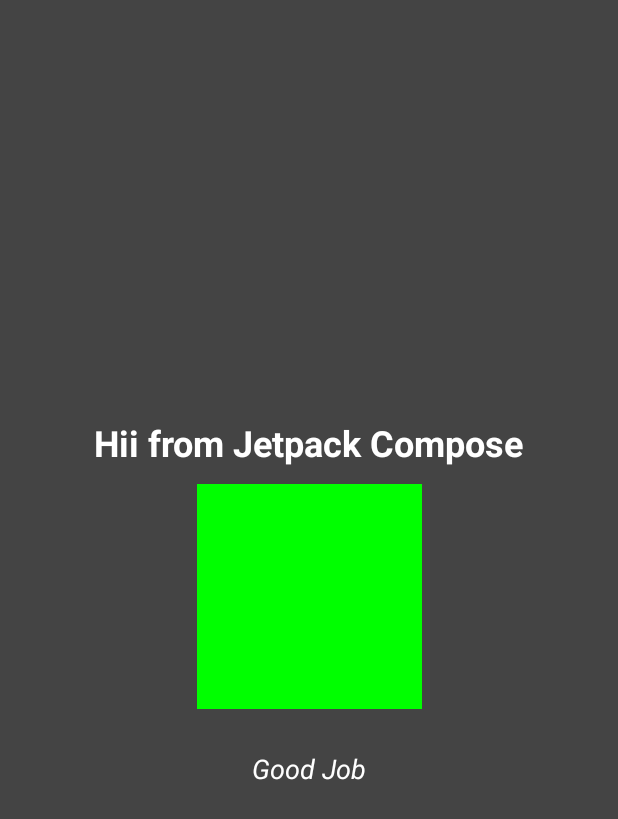
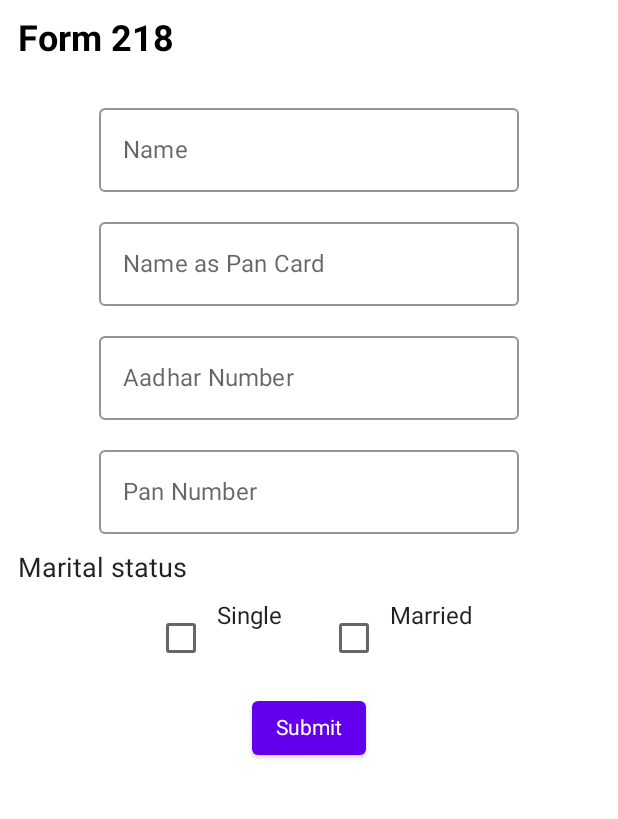
Before and after one commit to sk123411/compose-practice, an Android app built with Jetpack Compose: the screen it shows after launch (MainActivity), on a phone screen of 412 x 824 dp. Shown: the top 819 px of the screen. Run offline under Robolectric (Android 15) with nearby library versions, the phone set to English and light mode, and no system bars.

Commit message:
worked on compose mutable state changes and ui changes , worked on data handing with user inputs

```diff
--- a/app/src/main/java/com/example/composepractice/MainActivity.kt
+++ b/app/src/main/java/com/example/composepractice/MainActivity.kt
@@ -1,25 +1,30 @@
 package com.example.composepractice
 
+import android.content.Context
 import android.os.Bundle
+import android.widget.Toast
 import androidx.activity.ComponentActivity
 import androidx.activity.compose.setContent
 import androidx.compose.foundation.background
 import androidx.compose.foundation.layout.*
-import androidx.compose.material.MaterialTheme
-import androidx.compose.material.Surface
-import androidx.compose.material.Text
-import androidx.compose.runtime.Composable
+import androidx.compose.foundation.text.KeyboardOptions
+import androidx.compose.material.*
+import androidx.compose.runtime.*
 import androidx.compose.ui.Alignment
 import androidx.compose.ui.Modifier
 import androidx.compose.ui.graphics.Color
+import androidx.compose.ui.platform.LocalContext
 import androidx.compose.ui.text.TextStyle
 import androidx.compose.ui.text.font.FontStyle
 import androidx.compose.ui.text.font.FontWeight
+import androidx.compose.ui.text.input.KeyboardType
+import androidx.compose.ui.text.input.TextFieldValue
 import androidx.compose.ui.tooling.preview.Preview
 import androidx.compose.ui.unit.TextUnit
 import androidx.compose.ui.unit.dp
 import androidx.compose.ui.unit.sp
 import com.example.composepractice.ui.theme.ComposePracticeTheme
+import kotlin.coroutines.coroutineContext
 
 class MainActivity : ComponentActivity() {
     override fun onCreate(savedInstanceState: Bundle?) {
@@ -28,7 +33,7 @@ class MainActivity : ComponentActivity() {
             ComposePracticeTheme {
                 // A surface container using the 'background' color from the theme
                 Surface(color = MaterialTheme.colors.background) {
-                    Greeting("Android")
+                    FormNameUI(applicationContext)
                 }
             }
         }
@@ -48,24 +53,181 @@ fun Greeting(name: String) {
 
         Text(
             text = "Hii from Jetpack Compose",
-            style = TextStyle(fontWeight = FontWeight.Bold,
-                color = Color.White,fontSize = 24.sp)
+            style = TextStyle(
+                fontWeight = FontWeight.Bold,
+                color = Color.White, fontSize = 24.sp
+            )
         )
-
-        Box(modifier = Modifier.padding(vertical = 12.dp).size(width = 150.dp,
-            height = 150.dp).background(color = Color.Green))
-
-        Text("Good Job",style = TextStyle(fontStyle = FontStyle.Italic),
-        color = Color.White,fontSize = 18.sp,modifier = Modifier.padding(vertical = 18.dp))
+        Box(
+            modifier = Modifier
+                .padding(vertical = 12.dp)
+                .size(
+                    width = 150.dp,
+                    height = 150.dp
+                )
+                .background(color = Color.Green)
+        )
+        Text(
+            "Good Job", style = TextStyle(fontStyle = FontStyle.Italic),
+            color = Color.White, fontSize = 18.sp, modifier = Modifier.padding(vertical = 18.dp)
+        )
 
 
     }
+}
+
+
+@Composable
+fun FormNameUI( context: Context) {
+
+    Column(
+        horizontalAlignment = Alignment.CenterHorizontally,
+        modifier = Modifier.fillMaxSize()
+    ) {
+
+        var name by remember { mutableStateOf(TextFieldValue("")) }
+        var namePan by remember { mutableStateOf(TextFieldValue("")) }
+        var singleChecked by remember { mutableStateOf(false) }
+        var marriedChecked by remember { mutableStateOf(false) }
+        var adhaarNo by remember { mutableStateOf(TextFieldValue("")) }
+        var panNo by remember { mutableStateOf(TextFieldValue("")) }
+        var marriedStatus by remember { mutableStateOf("Single") }
+
+
+        Text(
+            "Form 218", style = TextStyle(
+                color = Color.Black,
+                fontWeight = FontWeight.Bold, fontSize = 24.sp
+            ),
+            modifier = Modifier
+                .align(Alignment.Start)
+                .padding(all = 12.dp)
+        )
+
+
+        OutlinedTextField(
+            value = name,
+            onValueChange = { it ->
+                name = it
+
+            },
+            label = { Text("Name") },
+            placeholder = { Text("Abc") },
+            modifier = Modifier.padding(top = 12.dp), colors = TextFieldDefaults.textFieldColors(
+                backgroundColor = Color.White
+
+            )
+        )
+
+        OutlinedTextField(
+            value = namePan,
+            onValueChange = { it ->
+                namePan = it
+
+            },
+            label = { Text("Name as Pan Card") },
+            placeholder = { Text("ABC RAWAT") },
+            modifier = Modifier.padding(top = 12.dp), colors = TextFieldDefaults.textFieldColors(
+                backgroundColor = Color.White
+
+            )
+        )
+
+        OutlinedTextField(
+            value = adhaarNo,
+            onValueChange = { it ->
+                adhaarNo = it
+
+            },
+            keyboardOptions = KeyboardOptions(keyboardType = KeyboardType.Number),
+            label = { Text("Aadhar Number") },
+            placeholder = { Text("2222 2222 2222") },
+            modifier = Modifier.padding(top = 12.dp), colors = TextFieldDefaults.textFieldColors(
+                backgroundColor = Color.White
+
+            )
+        )
+
+        OutlinedTextField(
+            value = panNo,
+            onValueChange = { it ->
+                panNo = it
+
+            },
+            keyboardOptions = KeyboardOptions(keyboardType = KeyboardType.Number),
+            label = { Text("Pan Number") },
+            placeholder = { Text("AAAA59664A") },
+            modifier = Modifier.padding(top = 12.dp), colors = TextFieldDefaults.textFieldColors(
+                backgroundColor = Color.White
+
+            )
+        )
+
+        Text(
+            "Marital status ", style = TextStyle(fontSize = 18.sp),
+            modifier = Modifier
+                .align(Alignment.Start)
+                .padding(start = 12.dp, top = 12.dp)
+        )
+
+        Row(
+            horizontalArrangement = Arrangement.SpaceEvenly,
+            verticalAlignment = Alignment.CenterVertically, modifier = Modifier.padding(top = 12.dp)
+        ) {
+
+            Row(horizontalArrangement = Arrangement.SpaceEvenly) {
+
+                Checkbox(checked = singleChecked, onCheckedChange = {
+                    if (!marriedChecked){
+                        marriedStatus = "Single"
+                        singleChecked = it
+                    }
+                })
+                Text("Single")
+
+            }
+
+            Box(modifier = Modifier.width(24.dp))
+
+            Row(horizontalArrangement = Arrangement.SpaceEvenly) {
+
+                Checkbox(checked = marriedChecked, onCheckedChange = {
+                    if (!singleChecked) {
+                        marriedStatus = "Married"
+                        marriedChecked = it
+                    }
+                })
+                Text("Married")
+
+            }
+
+        }
+
+
+
+        Button(onClick = {
+            Toast.makeText(
+                context,
+                "Name: ${name.text}, Pan Name: ${namePan.text}," +
+                        " Adhaar No: ${adhaarNo.text} Pan no: ${panNo.text}, Married Status: ${marriedStatus}", Toast.LENGTH_LONG
+            ).show()
+        }, modifier = Modifier.padding(top = 12.dp)) {
+
+            Text("Submit", style = TextStyle(color = Color.White))
+
+
+        }
+
+
+    }
+
+
 }
 
 @Preview(showBackground = true)
 @Composable
 fun DefaultPreview() {
     ComposePracticeTheme {
-        Greeting("Android")
+//        FormNameUI()
     }
 }
```
